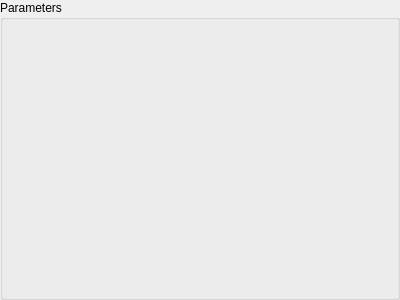
Before: the Qt Designer form libs/PCLEngine/Tools/MeasurementTools/cvGenericMeasurementToolDlg.ui in Asher-1/ACloudViewer, drawn with Qt 5.
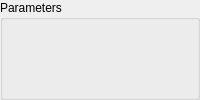
After: the same form once the commit is applied.

Commit message: fix macos shortcuts issues with measurements tools

What changed in the file:
```diff
--- a/libs/PCLEngine/Tools/MeasurementTools/cvGenericMeasurementToolDlg.ui
+++ b/libs/PCLEngine/Tools/MeasurementTools/cvGenericMeasurementToolDlg.ui
@@ -6,10 +6,16 @@
    <rect>
     <x>0</x>
     <y>0</y>
-    <width>400</width>
-    <height>300</height>
+    <width>0</width>
+    <height>0</height>
    </rect>
   </property>
+  <property name="sizePolicy">
+   <sizepolicy hsizetype="Minimum" vsizetype="Preferred">
+    <horstretch>0</horstretch>
+    <verstretch>0</verstretch>
+   </sizepolicy>
+  </property>
   <property name="windowTitle">
    <string>Measurement Tool</string>
   </property>
```
The commit also changes 18 other files.
